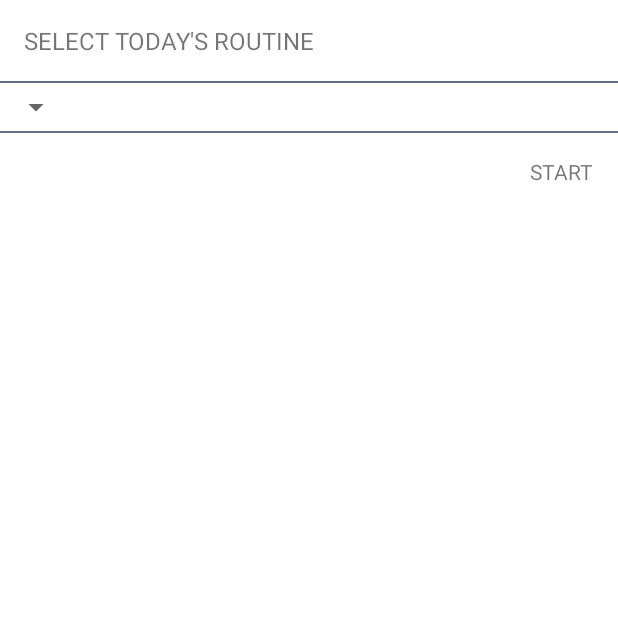
After one commit to nickpiscopio/intencity-android, an Android app: the fragment RoutineFragment shown on its own in the app's theme, on a phone screen of 412 x 824 dp, the top half of it. The commit adds this screen. Run offline under Robolectric (Android 15) with nearby library versions, the phone set to English and light mode, and no system bars.

Commit message:
Added the start of the cards for the fitness guru.

```diff
--- a/app/src/main/java/com/intencity/intencity/activity/MainActivity.java
+++ b/app/src/main/java/com/intencity/intencity/activity/MainActivity.java
@@ -43,7 +43,7 @@ public class MainActivity extends AppCompatActivity
         setContentView(R.layout.activity_main);
 
         SharedPreferences prefs = this.getSharedPreferences(Constant.SHARED_PREFERENCES, Context.MODE_PRIVATE);
-        if (!prefs.getBoolean(Constant.DEMO_FINISHED, false))
+        if (prefs.getInt(Constant.USER_ID, 0) == 0)
         {
             showDemo();
         }
--- /dev/null
+++ b/app/src/main/java/com/intencity/intencity/fragment/RoutineFragment.java
@@ -0,0 +1,24 @@
+package com.intencity.intencity.fragment;
+
+import android.os.Bundle;
+import android.view.LayoutInflater;
+import android.view.View;
+import android.view.ViewGroup;
+
+import com.intencity.intencity.R;
+
+/**
+ * The Ranking Fragment for Intencity.
+ *
+ * Created by Nick Piscopio on 12/12/15.
+ */
+public class RoutineFragment extends android.support.v4.app.Fragment
+{
+    @Override
+    public View onCreateView(LayoutInflater inflater, ViewGroup container, Bundle savedInstanceState)
+    {
+        View view = inflater.inflate(R.layout.fragment_card_routine, container, false);
+
+        return view;
+    }
+}
--- a/app/src/main/java/com/intencity/intencity/listener/ServiceListener.java
+++ b/app/src/main/java/com/intencity/intencity/listener/ServiceListener.java
@@ -1,4 +1,6 @@
 package com.intencity.intencity.listener;
+
+import org.json.JSONObject;
 
 /**
  * A listener for an API call.
@@ -7,6 +9,6 @@ package com.intencity.intencity.listener;
  */
 public interface ServiceListener
 {
-    void onRetrievalSuccessful(String response);
+    void onRetrievalSuccessful(JSONObject response);
     void onRetrievalFailed();
 }
--- /dev/null
+++ b/app/src/main/res/layout/divider.xml
@@ -0,0 +1,12 @@
+<?xml version="1.0" encoding="utf-8"?>
+<RelativeLayout
+    xmlns:android="http://schemas.android.com/apk/res/android"
+    android:layout_width="match_parent"
+    android:layout_height="match_parent">
+
+    <View
+        android:layout_width="match_parent"
+        android:layout_height="@dimen/divider_height"
+        android:background="@color/secondary_light"/>
+
+</RelativeLayout>
--- /dev/null
+++ b/app/src/main/res/layout/fragment_card_routine.xml
@@ -0,0 +1,54 @@
+<?xml version="1.0" encoding="utf-8"?>
+<RelativeLayout
+    xmlns:android="http://schemas.android.com/apk/res/android"
+    android:layout_width="match_parent"
+    android:layout_height="match_parent"
+    android:background="@android:color/white">
+
+    <LinearLayout
+        android:layout_width="match_parent"
+        android:layout_height="wrap_content"
+        android:orientation="vertical">
+
+        <RelativeLayout
+            android:layout_width="match_parent"
+            android:layout_height="wrap_content"
+            android:padding="@dimen/layout_margin">
+
+            <TextView
+                android:layout_width="wrap_content"
+                android:layout_height="wrap_content"
+                android:text="@string/title_routine"
+                android:textSize="@dimen/card_title_size"/>
+
+        </RelativeLayout>
+
+        <include layout="@layout/divider"/>
+
+        <Spinner
+            android:id="@+id/spinner_routine"
+            android:layout_width="wrap_content"
+            android:layout_height="wrap_content"
+            android:padding="@dimen/layout_margin">
+
+        </Spinner>
+
+        <include layout="@layout/divider"/>
+
+        <RelativeLayout
+            android:id="@+id/button_next"
+            android:layout_width="match_parent"
+            android:layout_height="wrap_content"
+            android:padding="@dimen/layout_margin"
+            android:gravity="end">
+
+            <TextView
+                android:layout_width="wrap_content"
+                android:layout_height="wrap_content"
+                android:text="@string/start"/>
+
+        </RelativeLayout>
+
+    </LinearLayout>
+
+</RelativeLayout>
--- a/app/src/main/res/values/dimens.xml
+++ b/app/src/main/res/values/dimens.xml
@@ -2,7 +2,6 @@
     <!-- Default screen margins, per the Android Design guidelines. -->
     <!-- Demo -->
     <dimen name="pager_margin">3dp</dimen>
-
     <dimen name="cursor">2dp</dimen>
 
     <!-- Sign In -->
@@ -12,4 +11,8 @@
     <dimen name="rounded_corner_radius">3dp</dimen>
     <dimen name="element_margin">14dp</dimen>
     <dimen name="related_item_margin">5dp</dimen>
+
+    <dimen name="divider_height">1dp</dimen>
+
+    <dimen name="card_title_size">16sp</dimen>
 </resources>
--- a/app/src/main/res/values/strings.xml
+++ b/app/src/main/res/values/strings.xml
@@ -14,4 +14,8 @@
     <string name="title_rankings">Rankings</string>
     <string name="title_fitness_guru">Fitness Guru</string>
     <string name="title_menu">Menu</string>
+
+    <string name="title_routine">SELECT TODAY\'S ROUTINE</string>
+
+    <string name="start">START</string>
 </resources>
```
Also changed, not shown: app/src/main/java/com/intencity/intencity/fragment/CardFragment.java (added, +24 -0 lines), app/src/main/java/com/intencity/intencity/fragment/FitnessGuruFragment.java (+21 -1 lines), app/src/main/java/com/intencity/intencity/fragment/LoginFragment.java (+20 -9 lines), app/src/main/java/com/intencity/intencity/task/ServiceTask.java (+24 -14 lines), app/src/main/java/com/intencity/intencity/util/Constant.java (+6 -6 lines), app/src/main/res/layout/fragment_intencity_fitness_guru.xml (+9 -4 lines).
